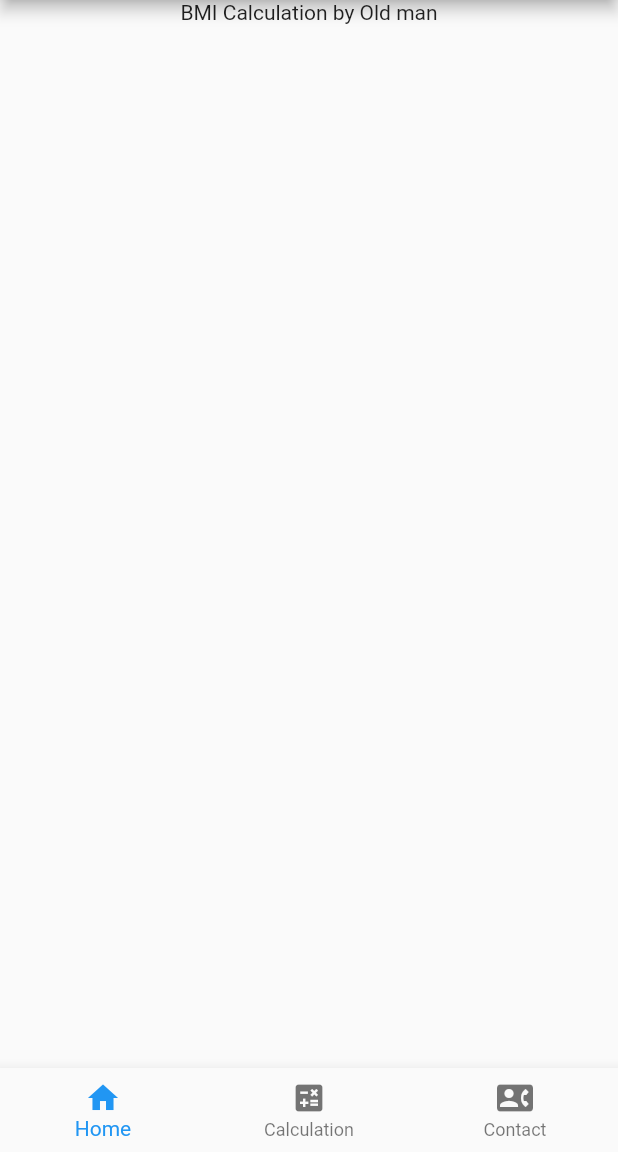
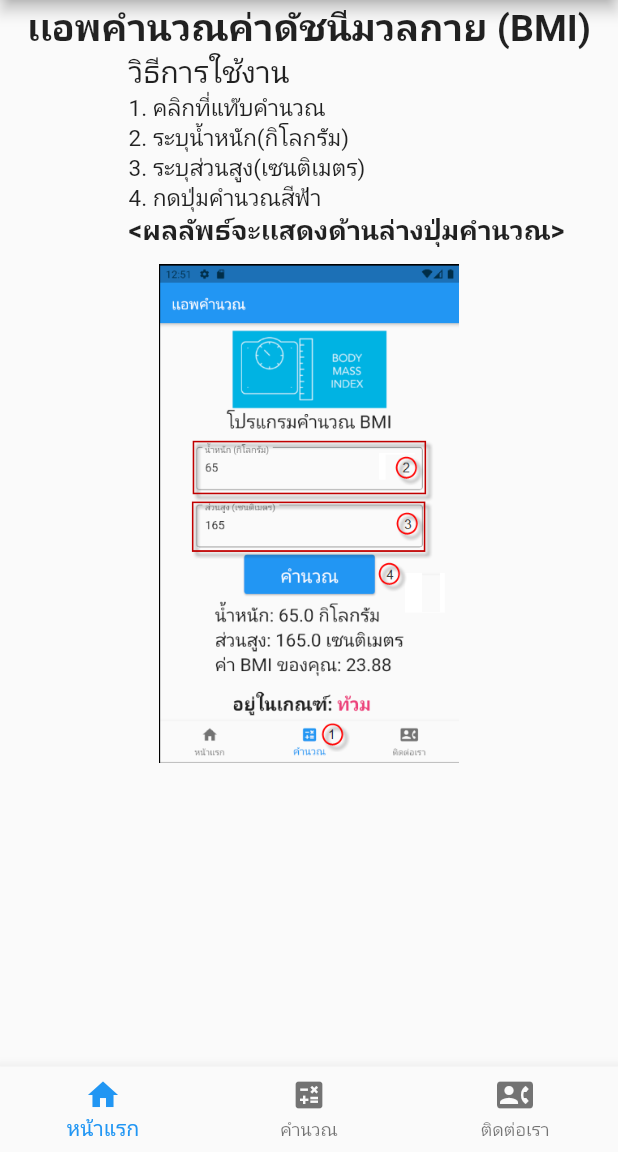
Before and after one commit to weah79/Flutter, a Flutter app: the screen it shows after launch, on a phone screen of 412 x 824 dp, the part 84-1236 px from its top. Run offline on Flutter 3.47's test engine with Material 2 defaults, Android fonts, the light colour scheme and no system bars.

Commit message:
Add content in tab

```diff
--- a/firstapp/lib/main.dart
+++ b/firstapp/lib/main.dart
@@ -33,9 +33,9 @@ class _MainPageState extends State<MainPage> {
       bottomNavigationBar: BottomNavigationBar(
         currentIndex: _currentIndex,
         items: [
-          BottomNavigationBarItem(icon: Icon(Icons.home), label: "Home"),
-          BottomNavigationBarItem(icon: Icon(Icons.calculate), label: "Calculation"),
-          BottomNavigationBarItem(icon: Icon(Icons.contact_phone), label: "Contact"),
+          BottomNavigationBarItem(icon: Icon(Icons.home), label: "หน้าแรก"),
+          BottomNavigationBarItem(icon: Icon(Icons.calculate), label: "คำนวณ"),
+          BottomNavigationBarItem(icon: Icon(Icons.contact_phone), label: "ติดต่อเรา"),
         ],
 
         onTap: (index){
--- a/firstapp/lib/pages/calc.dart
+++ b/firstapp/lib/pages/calc.dart
@@ -96,7 +96,7 @@ class _CalculatePageState extends State<CalculatePage> {
                 height: 20,
               ),
               Padding(
-                padding: const EdgeInsets.fromLTRB(50, 10, 0, 0),
+                padding: const EdgeInsets.fromLTRB(50, 0, 0, 0),
                 child: Row(
                   children: [
                     Text(evaluateText,
--- a/firstapp/lib/pages/home.dart
+++ b/firstapp/lib/pages/home.dart
@@ -12,8 +12,43 @@ class _HomePageState extends State<HomePage> {
     return ListView(
       children: [
         Center(
-          child: Text("BMI Calculation by Old man"),
-        )
+            child: Column(
+          children: [
+            Text(
+              "เเอพคำนวณค่าดัชนีมวลกาย (BMI)",
+              style: TextStyle(fontWeight: FontWeight.bold, fontSize: 25),
+            ),
+            Padding(
+              padding: const EdgeInsets.fromLTRB(50, 0, 0, 10),
+              child: Column(
+                crossAxisAlignment: CrossAxisAlignment.start,
+                children: [
+                  Text(
+                    "วิธีการใช้งาน",
+                    textAlign: TextAlign.left,
+                    style: TextStyle(fontSize: 20),
+                  ),
+                  Text("1. คลิกที่แท๊บคำนวณ",
+                      style: TextStyle(
+                        fontSize: 15,
+                      )),
+                  Text("2. ระบุน้ำหนัก(กิโลกรัม)",
+                      style: TextStyle(fontSize: 15)),
+                  Text("3. ระบุส่วนสูง(เซนติเมตร)",
+                      style: TextStyle(fontSize: 15)),
+                  Text("4. กดปุ่มคำนวณสีฟ้า", style: TextStyle(fontSize: 15)),
+                  Text("<ผลลัพธ์จะเเสดงด้านล่างปุ่มคำนวณ>",
+                      style:
+                          TextStyle(fontWeight: FontWeight.bold, fontSize: 18)),
+                ],
+              ),
+            ),
+            Image.asset(
+              'assets/HowToBMI.png',
+              scale: 1.85,
+            ),
+          ],
+        ))
       ],
     );
   }
--- a/firstapp/pubspec.yaml
+++ b/firstapp/pubspec.yaml
@@ -58,6 +58,8 @@ flutter:
     - assets/earth2.png
     - assets/orange.png
     - assets/bmi.png
+    - assets/Avatar1.png
+    - assets/HowToBMI.png
   #   - images/a_dot_ham.jpeg
 
   # An image asset can refer to one or more resolution-specific "variants", see
```
Also changed, not shown: firstapp/lib/pages/contact.dart (+20 -6 lines), firstapp/assets/Avatar1.png (added), firstapp/assets/HowToBMI.png (added).
